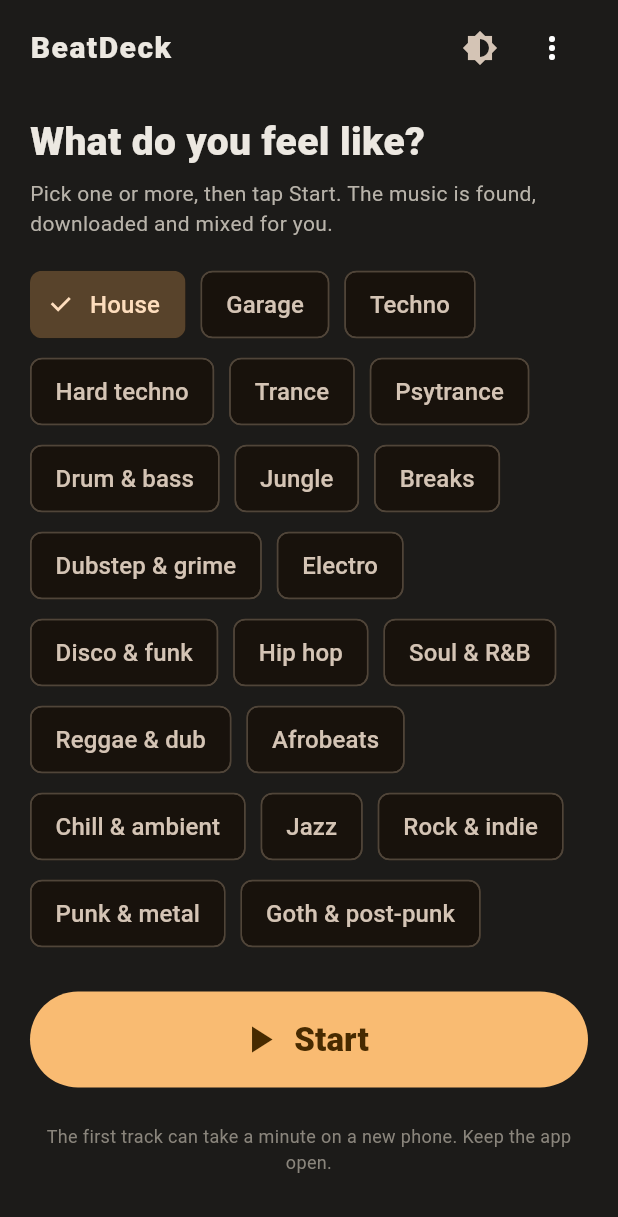
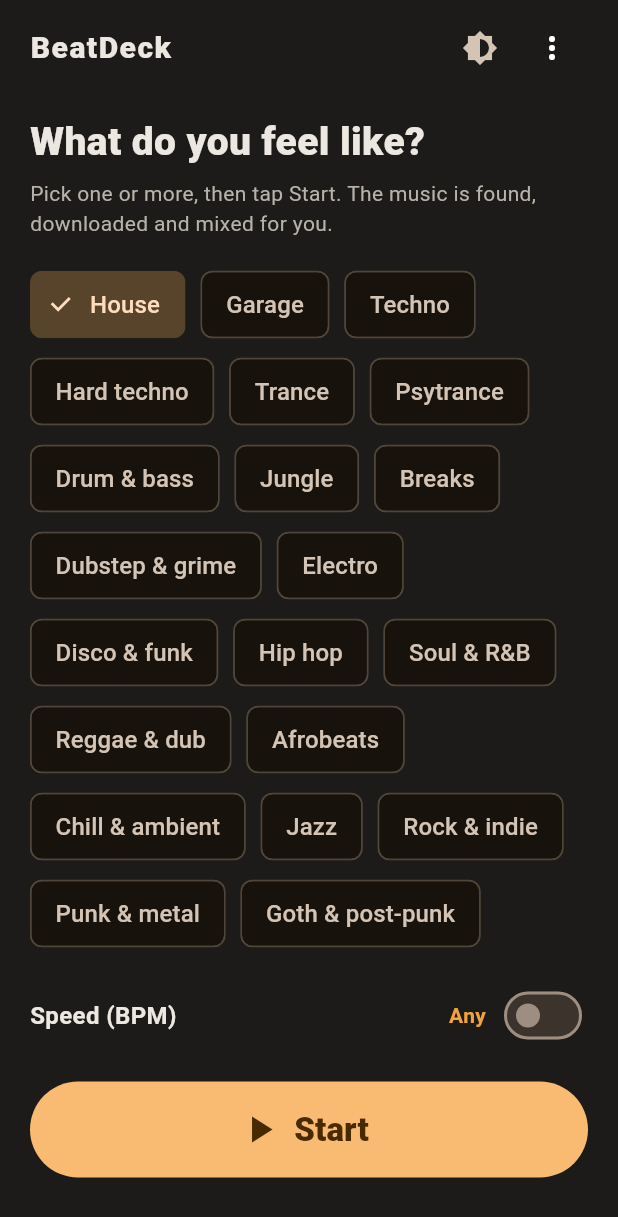
Before and after one commit to ben-clift/com.benclift.beatdeck.test, a Flutter app: the screen it shows after launch, on a phone screen of 412 x 824 dp. Shown: the top 1217 px of the screen. Run offline on Flutter 3.47's test engine with Material 3 defaults, Android fonts, the phone set to English and light mode, and no system bars; our stand-ins replace file_picker, permission_handler, share_plus, shared_preferences, sqflite; missing offline and left inert: dart:ffi; accounts and stored records are empty.

Commit message:
Simple mode: BPM range, genre of the playing track
Co-Authored-By: Claude Sonnet 5.5 <noreply@anthropic.com>
Claude-Session: https://claude.ai/code/session_01A7zfBFjyu2NXi7pFPf2z4D

```diff
--- a/lib/ui/simple_view.dart
+++ b/lib/ui/simple_view.dart
@@ -62,6 +62,8 @@ class SimpleView extends StatefulWidget {
 class _SimpleViewState extends State<SimpleView> {
   final Set<int> _picked = {0};
   bool _starting = false;
+  bool _bpmAny = true;
+  RangeValues _bpm = const RangeValues(120, 130);
   String _note = '';
   int _run = 0;
 
@@ -135,7 +137,10 @@ class _SimpleViewState extends State<SimpleView> {
           }
         }
       }
-      if (hi > 0) {
+      if (!_bpmAny) {
+        af.bpmMin = _bpm.start.roundToDouble();
+        af.bpmMax = _bpm.end.roundToDouble();
+      } else if (hi > 0) {
         af.bpmMin = lo;
         af.bpmMax = hi;
       }
@@ -280,7 +285,28 @@ class _SimpleViewState extends State<SimpleView> {
               ),
           ],
         ),
-        const SizedBox(height: 28),
+        const SizedBox(height: 20),
+        Row(children: [
+          const Text('Speed (BPM)', style: TextStyle(fontSize: 16, fontWeight: FontWeight.w700)),
+          const Spacer(),
+          Text(_bpmAny ? 'Any' : '${_bpm.start.round()} to ${_bpm.end.round()}',
+              style: const TextStyle(color: SideDeckTheme.accentA, fontWeight: FontWeight.w700)),
+          const SizedBox(width: 8),
+          Switch(
+            value: !_bpmAny,
+            onChanged: _starting ? null : (v) => setState(() => _bpmAny = !v),
+          ),
+        ]),
+        if (!_bpmAny)
+          RangeSlider(
+            values: _bpm,
+            min: 70,
+            max: 180,
+            divisions: 110,
+            labels: RangeLabels('${_bpm.start.round()}', '${_bpm.end.round()}'),
+            onChanged: _starting ? null : (v) => setState(() => _bpm = v),
+          ),
+        const SizedBox(height: 20),
         SizedBox(
           height: 64,
           child: FilledButton.icon(
@@ -310,6 +336,7 @@ class _SimpleViewState extends State<SimpleView> {
 
   Widget _playing(DjController dj) {
     final d = dj.deck(dj.automixPlayingDeck.clamp(0, 1));
+    final genre = d.path == null ? '' : (dj.genreOf?.call(d.path!) ?? '');
     final af = AutoFetch.instance;
     final status = af.running && af.status.isNotEmpty ? af.status : (dj.automixStatus ?? '');
     return Column(
@@ -336,6 +363,13 @@ class _SimpleViewState extends State<SimpleView> {
               Text(d.artist,
                   textAlign: TextAlign.center,
                   style: const TextStyle(fontSize: 16, color: Color(0xFFB8B3AA))),
+            ],
+            if (genre.isNotEmpty) ...[
+              const SizedBox(height: 10),
+              Text(genre.toUpperCase(),
+                  textAlign: TextAlign.center,
+                  style: const TextStyle(
+                      fontSize: 13, letterSpacing: 1.2, fontWeight: FontWeight.w700, color: SideDeckTheme.accentB)),
             ],
             if (d.bpm > 1) ...[
               const SizedBox(height: 10),
```
